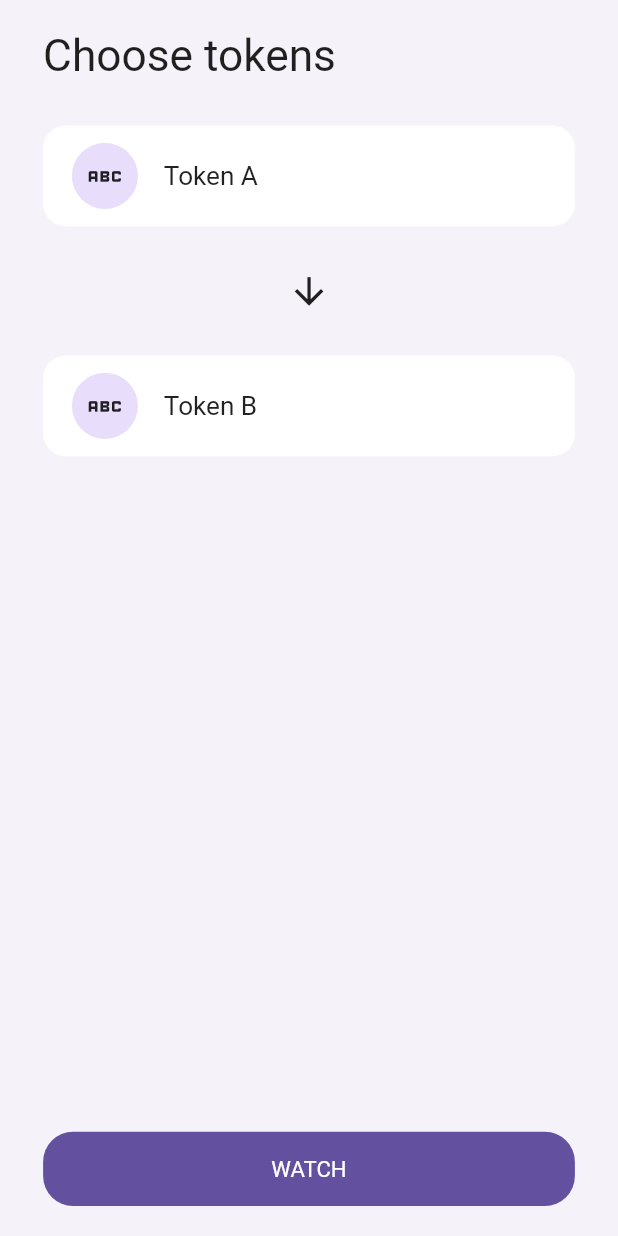
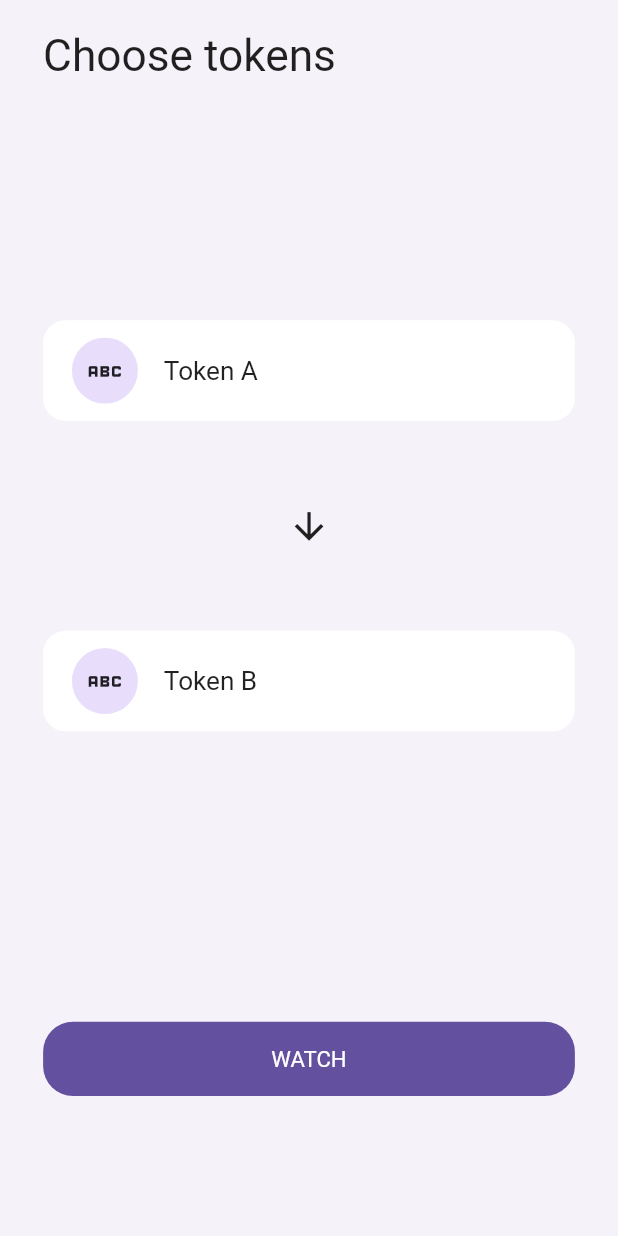
Before and after one commit to mmuhamadiev/crypto_trade, a Flutter app: the screen it shows after launch, on a phone screen of 412 x 824 dp. Run offline on Flutter 3.47's test engine with Material 2 defaults, Android fonts, the phone set to English and light mode, and no system bars; our stand-ins replace dio, flutter_native_splash, flutter_riverpod, go_router, lottie, riverpod; missing offline and left inert: searchable_listview.

Commit message:
lasy update for web

```diff
--- a/lib/UI/pages/main_menu.dart
+++ b/lib/UI/pages/main_menu.dart
@@ -51,10 +51,12 @@ class MainMenu extends ConsumerWidget {
 
     return Scaffold(
       backgroundColor: backgroundColor,
-              body: Column(
+              body: SingleChildScrollView(
+                child: Column(
                     crossAxisAlignment: CrossAxisAlignment.start,
                     children: [
                       Container(
+                        height: height * 0.2,
                         margin: EdgeInsets.only(
                             top: topStatusBarHeight == 0.0? 20: topStatusBarHeight, left: marginSize),
                         child: Text(
@@ -92,10 +94,13 @@ class MainMenu extends ConsumerWidget {
                             imageHeightSize: imageHeightSize,
                             iconScaleSize: iconScaleSize),
                       ),
-                    Center(
+                      Container(
+                        height: height * 0.1,
+                        child: Center(
                           child: Icon(
                             Icons.arrow_downward,
                             size: imageHeightSize,
+                          ),
                         ),
                       ),
                       GestureDetector(
@@ -125,15 +130,19 @@ class MainMenu extends ConsumerWidget {
                             imageHeightSize: imageHeightSize,
                             iconScaleSize: iconScaleSize),
                       ),
-                    const Spacer(),
+                      SizedBox(
+                        height: height * 0.2,
+                      ),
                       watchExchangeRateButton(
                         context,
+                          height,
                           bottomStatusBarHeight == 0.0? 20: bottomStatusBarHeight,
                           smallTextScaleFactor,
                           marginSize,
                           buttonVerticalPadding,
                       selectedTokenA, selectedTokenB, ref),
                     ],
+                  ),
               ),
     );
   }
@@ -263,6 +272,7 @@ class MainMenu extends ConsumerWidget {
 
   Widget watchExchangeRateButton(
       BuildContext context,
+      double height,
       double bottomStatusBarHeight,
       double smallTextScaleFactor,
       double marginSize,
```
Also changed, not shown: lib/UI/custom_widgets/list_of_tokens.dart (+0 -21 lines), lib/UI/pages/exchange_rate_page.dart (+33 -12 lines). Lines whose indentation alone changed are shown as unchanged.
